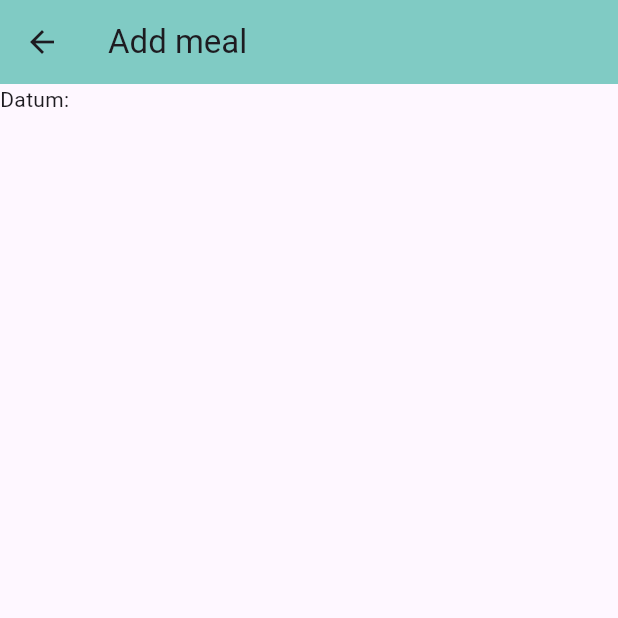
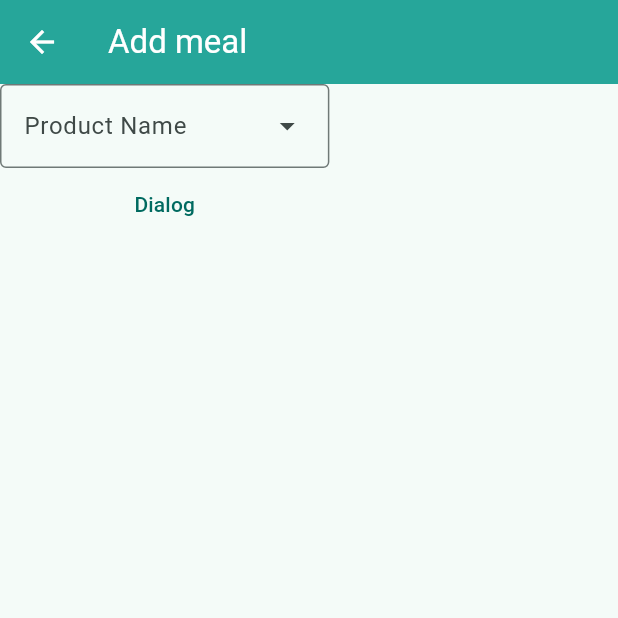
Before and after one commit to MarcPaepper/FoodTracker, a Flutter app: the AddMealView screen opened by its route, on a phone screen of 412 x 824 dp, the top half of it. Run offline on Flutter 3.47's test engine with Material 3 defaults, Android fonts, the phone set to English and light mode, and no system bars.

Commit message:
Add import statement for dart:developer and replace print statements with devtools.log

```diff
--- /dev/null
+++ b/lib/constants/routes.dart
@@ -0,0 +1,4 @@
+String addMealsRoute   = "/meals/add/";
+String productsRoute   = "/products/";
+String addProductRoute = "/products/add/";
+String statsRoute      = "/stats/";
--- a/lib/data_manager.dart
+++ b/lib/data_manager.dart
@@ -1,4 +1,4 @@
-// ignore_for_file: avoid_print
+import "dart:developer" as devtools show log;
 
 enum CalcMethod {
 	manual, // the nutrional values for the product are given by the user
@@ -35,7 +35,7 @@ class NutrionalValue {
 			if (nutVal.name == name) {
 				// throw
 
-				//print("Error: Nutrional value name must be unique");
+				devtools.log("Error: Nutrional value name must be unique");
 			}
 		}
 	}
@@ -50,6 +50,20 @@ class Product {
 												// e.g. [("l", "kg", 1.035)] means 1 liter = 1.035 kg
 												// there can only be one conversion between weight, volume and quantity respectively
 	Map<NutrionalValue, double?> nutValues = {};
+
+  Product(this.name) {
+    // check whether name is unique
+    for (var prod in products) {
+      if (prod.name == name) {
+				devtools.log("Error: Product name must be unique");
+      }
+    }
+  }
+
+  @override
+  String toString() {
+    return "<Product '$name'>";
+  }
 }
 
 List<Product> products = [];
@@ -58,11 +72,18 @@ List<NutrionalValue> nutValues = [];
 Future<String> loadData() {
 	return Future.delayed(
 		const Duration(milliseconds: 500), () {
-			print("hello");
 			// create the 7 default nutrional values
 			nutValues.add(NutrionalValue(""));
 			return "data loaded";
 		});
+}
+
+List<Product> getProducts() {
+  return [
+    Product("Example Product 1"),
+    Product("Example Product 2"),
+    Product("Example Product 3"),
+  ];
 }
 
 String getFullName(String firstName, String lastName) => "$firstName $lastName";
--- a/lib/views/add_meal_view.dart
+++ b/lib/views/add_meal_view.dart
@@ -1,6 +1,6 @@
-// ignore_for_file: avoid_print
-
 import 'package:flutter/material.dart';
+import 'package:food_tracker/data_manager.dart';
+import "dart:developer" as devtools show log;
 
 class AddMealView extends StatefulWidget {
   const AddMealView({super.key});
@@ -9,18 +9,69 @@ class AddMealView extends StatefulWidget {
   State<AddMealView> createState() => _AddMealViewState();
 }
 
+List<DropdownMenuEntry<Product>> get dropdownItems{
+  List<DropdownMenuEntry<Product>> menuItems = [];
+  for (final Product prod in getProducts()) {
+    menuItems.add(DropdownMenuEntry(
+      value: prod,
+      label: prod.name
+    ));
+  }
+  return menuItems;
+}
+
 class _AddMealViewState extends State<AddMealView> {
   @override
   Widget build(BuildContext context) {
+    devtools.log("test");
     return Scaffold(
       appBar: AppBar(
         title: const Text("Add meal"),
       ),
-			body: const Column(
+      body: Column(
         children: [
-					Text("Datum:")
+          DropdownMenu<Product>(
+            enableSearch: true,
+            hintText: "Product Name",
+            onSelected: (value) {
+              devtools.log("selected $value");
+            },
+            dropdownMenuEntries: dropdownItems,
+          ),
+          TextButton(
+            onPressed: () async {
+              devtools.log("User chose ${await showExampleDialog(context)}");
+            },
+            child: const Text("Dialog")
+          )
         ],
       )
     );
   }
 }
+
+Future<bool> showExampleDialog(BuildContext context) {
+  return showDialog<bool> (
+    context: context,
+    builder: (context) {
+      return AlertDialog(
+        title: const Text("Confirmation"),
+        content: const Text("Are you sure?"),
+        actions: [
+          TextButton(
+            onPressed: () {
+              Navigator.of(context).pop(true);
+            },
+            child: const Text("Yes")
+          ),
+          TextButton(
+            onPressed: () {
+              Navigator.of(context).pop(false);
+            },
+            child: const Text("No")
+          )
+        ]
+      );
+    }
+  ).then((value) => value ?? false);
+}
--- a/lib/views/stats_view.dart
+++ b/lib/views/stats_view.dart
@@ -1,5 +1,3 @@
-
-
 import 'package:flutter/material.dart';
 
 class StatsView extends StatelessWidget {
@@ -9,7 +7,8 @@ class StatsView extends StatelessWidget {
 	Widget build(BuildContext context) {
 		return Scaffold(
 			appBar: AppBar(
-				title: const Text("Stats")
+				title: const Text("Stats"),
+        automaticallyImplyLeading: false,
 			),
 			body: Center(
 				child: TextButton(
```
Also changed, not shown: lib/main.dart (+24 -21 lines), lib/views/add_product_view.dart (+3 -22 lines), lib/views/products_view.dart (added, +40 -0 lines). Lines whose indentation alone changed are shown as unchanged.
